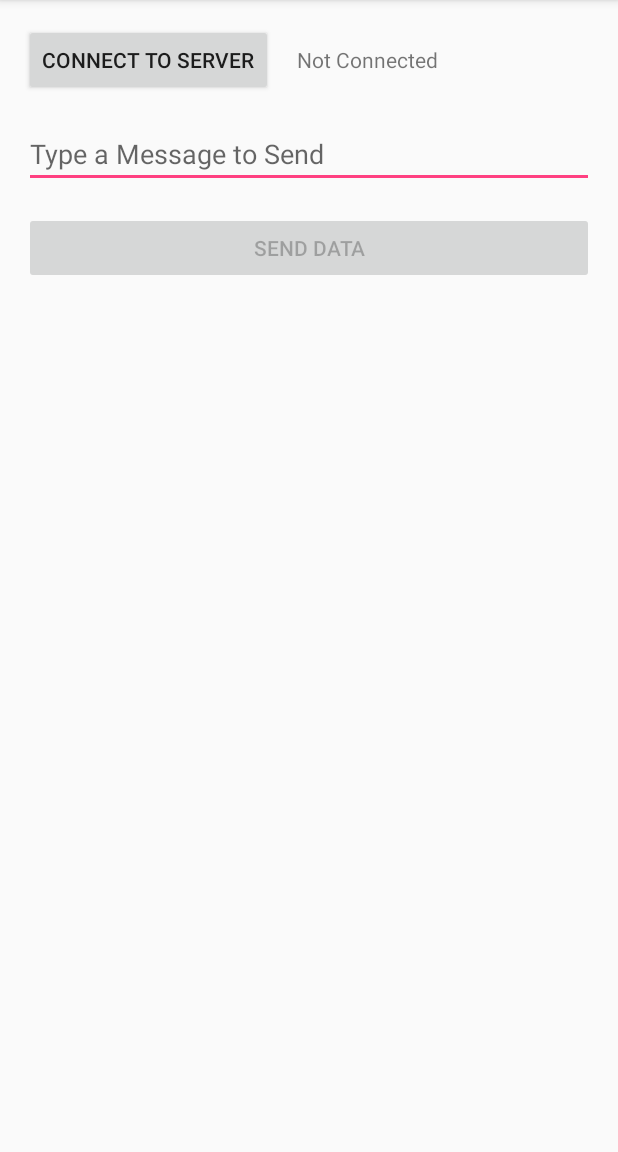
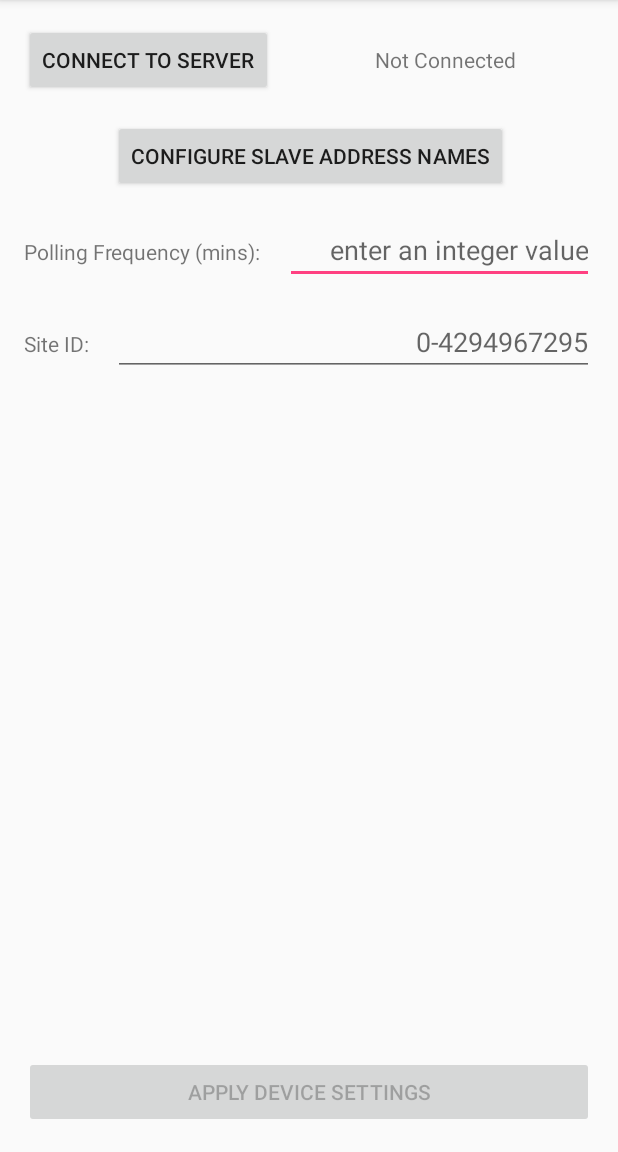
Before and after one commit to dis5y3/RemoteSensorPlatform, an Android app: the screen it shows after launch (MainActivity), on a phone screen of 412 x 824 dp, the part 84-1236 px from its top. Run offline under Robolectric (Android 15) with nearby library versions, the phone set to English and light mode, and no system bars.

Commit message:
Added UI elements

```diff
--- a/RemoteBluetoothTest/app/src/main/java/com/cpe4097/remotesensing/remotebluetoothtest/BluetoothSerialService.java
+++ b/RemoteBluetoothTest/app/src/main/java/com/cpe4097/remotesensing/remotebluetoothtest/BluetoothSerialService.java
@@ -163,7 +163,7 @@ public class BluetoothSerialService {
         // Send the name of the connected device back to the UI Activity
         Message msg = mHandler.obtainMessage(MainActivity.MESSAGE_DEVICE_NAME);
         Bundle bundle = new Bundle();
-        bundle.putString(MainActivity.DEVICE_NAME, device.getName());
+        bundle.putString(Constants.DEVICE_NAME, device.getName());
         msg.setData(bundle);
         mHandler.sendMessage(msg);
 
@@ -216,7 +216,7 @@ public class BluetoothSerialService {
         // Send a failure message back to the Activity
         Message msg = mHandler.obtainMessage(MainActivity.MESSAGE_TOAST);
         Bundle bundle = new Bundle();
-        bundle.putString(MainActivity.TOAST, mContext.getString(R.string.unable_to_connect) );
+        bundle.putString(Constants.TOAST, mContext.getString(R.string.unable_to_connect) );
         msg.setData(bundle);
         mHandler.sendMessage(msg);
     }
@@ -230,7 +230,7 @@ public class BluetoothSerialService {
         // Send a failure message back to the Activity
         Message msg = mHandler.obtainMessage(MainActivity.MESSAGE_TOAST);
         Bundle bundle = new Bundle();
-        bundle.putString(MainActivity.TOAST, mContext.getString(R.string.connection_lost) );
+        bundle.putString(Constants.TOAST, mContext.getString(R.string.connection_lost) );
         msg.setData(bundle);
         mHandler.sendMessage(msg);
     }
--- a/RemoteBluetoothTest/app/src/main/java/com/cpe4097/remotesensing/remotebluetoothtest/MainActivity.java
+++ b/RemoteBluetoothTest/app/src/main/java/com/cpe4097/remotesensing/remotebluetoothtest/MainActivity.java
@@ -19,6 +19,7 @@ package com.cpe4097.remotesensing.remotebluetoothtest;
 
 import java.util.UUID;
 
+import android.app.Activity;
 import android.bluetooth.BluetoothAdapter;
 import android.bluetooth.BluetoothDevice;
 import android.content.Intent;
@@ -40,28 +41,27 @@ public class MainActivity extends AppCompatActivity {
     private static final String TAG = "MainActivity";
 
     // Intent request codes
-    private static final int REQUEST_CONNECT_DEVICE_SECURE = 1;
+    private static final int REQUEST_CONNECT_DEVICE = 1;
     private static final int REQUEST_ENABLE_BT = 3;
     public static final int MESSAGE_STATE_CHANGE = 1;
     public static final int MESSAGE_READ = 2;
     public static final int MESSAGE_WRITE = 3;
     public static final int MESSAGE_DEVICE_NAME = 4;
     public static final int MESSAGE_TOAST = 5;
-    // Key names received from the BluetoothChatService Handler
-    public static final String DEVICE_NAME = "device_name";
-    public static final String TOAST = "toast";
 
     private String mConnectedDeviceName = null; //Name of connected device
     private StringBuffer mOutStringBuffer = null; //String buffer for outgoing messages
     private BluetoothAdapter mBTAdapter = null; //Local BT Adapter
     private BluetoothSerialService mBTService = null; //Member object for BT Services
-    private String address = "B8:27:EB:B4:9F:3D"; //TODO: this needs to not be hardcoded
+    //private String address = "B8:27:EB:B4:9F:3D"; //TODO: this needs to not be hardcoded
+    private String address = "B8:27:EB:0D:E5:7F"; //Travis' RPi
     //^ Run 'hcitool dev' on a pi to find BT MAC Address, change the above to match
     //UI elements
     private Button btConnect = null;
     private Button btSend = null;
     private TextView connectStatus = null;
-    private EditText userData = null;
+    private EditText dataPollingFrequency = null;
+    private EditText dataSiteID = null;
 
     @Override
     protected void onCreate(Bundle savedInstanceState) {
@@ -71,7 +71,8 @@ public class MainActivity extends AppCompatActivity {
         btConnect = (Button) findViewById(R.id.btConnect);
         btSend = (Button) findViewById(R.id.btSend);
         connectStatus = (TextView) findViewById(R.id.lbConnectStatus);
-        userData = (EditText) findViewById(R.id.etData);
+        dataPollingFrequency = (EditText) findViewById(R.id.etPollingFrequency);
+        dataSiteID = (EditText) findViewById(R.id.etSiteID);
         //Set initial states for things we can't handle in XML
         btSend.setEnabled(false); //don't want to send data without a connection, that kills the app
         mBTAdapter = BluetoothAdapter.getDefaultAdapter(); //Initialize Adapter
@@ -84,24 +85,32 @@ public class MainActivity extends AppCompatActivity {
         View.OnClickListener connectHandler = new View.OnClickListener() {
             @Override
             public void onClick(View v) {
+                //launch activity to select device (gets a MAC address)
+                if (mBTService.getState() == BluetoothSerialService.STATE_NONE) {
+                    // Launch the DeviceListActivity to see devices and do scan
+                    Intent serverIntent = new Intent(getApplicationContext(), DeviceListActivity.class);
+                    startActivityForResult(serverIntent, REQUEST_CONNECT_DEVICE);
+                }
+                else //already got a device? kill it all
+                if (mBTService.getState() == BluetoothSerialService.STATE_CONNECTED) {
+                    mBTService.stop();
+                    mBTService.start();
+                }
                 //do connection stuff
-//                Intent selectDevice = new Intent(getApplicationContext(), DeviceListActivity.class);
-//                startActivityForResult(selectDevice,REQUEST_CONNECT_DEVICE_SECURE);
                 BluetoothDevice mBTDevice = mBTAdapter.getRemoteDevice(address);
                 mBTService.connect(mBTDevice);
                 Log.d(TAG, "getState() = " + mBTService.getState());
                 //Wait for connection
-                //Object dontcare = null;
                 new GetConnectionStatusTask().execute();
-                //Notify user and do nothing if cannot connect
-
+                btSend.setEnabled(true); //above line not working, this is placeholder
             }
         };
         View.OnClickListener sendDataHandler = new View.OnClickListener() {
             @Override
             public void onClick(View v) {
                 Toast.makeText(getApplicationContext(),"sending",Toast.LENGTH_SHORT).show();
-                String message = userData.getText().toString();
+                //build our string
+                String message = dataPollingFrequency.getText().toString() + "," + dataSiteID.getText().toString();
                 sendMessage(message);
             }
         };
@@ -114,17 +123,19 @@ public class MainActivity extends AppCompatActivity {
         @Override
         protected Object doInBackground(Object[] objects) {
             while(mBTService.getState() == BluetoothSerialService.STATE_CONNECTING){
-                //try { wait(500); } catch (InterruptedException e) { e.printStackTrace(); }
+                //do nothing (probably a better, less intensive way to do nothing here)
             }
             return null;
         }
         protected void onPostExecute() {
+            //Check connection status, do nothing if not connected (but notify user)
             if(mBTService.getState() == BluetoothSerialService.STATE_NONE) {
                 Toast.makeText(getApplicationContext(), R.string.not_connected, Toast.LENGTH_SHORT).show();
-                return;
             }
             //Enable Send button if connection successful
-            else if (mBTService.getState() == BluetoothSerialService.STATE_CONNECTED){
+            else //if (mBTService.getState() == BluetoothSerialService.STATE_CONNECTED){
+            {
+                Toast.makeText(getApplicationContext(), "connected!", Toast.LENGTH_SHORT).show();
                 btSend.setEnabled(true);
             }
         }
@@ -134,7 +145,6 @@ public class MainActivity extends AppCompatActivity {
     public void onStart() {
         super.onStart();
         // If BT is not on, request that it be enabled.
-        // setupChat() will then be called during onActivityResult
         if(!mBTAdapter.isEnabled()) { //Request Enable if not enabled
             Intent enableBtIntent = new Intent(BluetoothAdapter.ACTION_REQUEST_ENABLE);
             startActivityForResult(enableBtIntent, REQUEST_ENABLE_BT);
@@ -144,38 +154,31 @@ public class MainActivity extends AppCompatActivity {
         }
     }
 
-//    public void onActivityResult(int resultCode, Intent data) {
-//        // When DeviceListActivity returns with a device to connect
-//        Toast.makeText(getApplicationContext(),"onActivityResult called",Toast.LENGTH_SHORT).show();
-//        if (resultCode == Activity.RESULT_OK) {
-//            connectDevice(data);
-//        }
-//    }
+    public void onActivityResult(int requestCode, int resultCode, Intent data) {
+        switch(requestCode) {
+            case REQUEST_CONNECT_DEVICE:
+            // When DeviceListActivity returns with a device to connect
+            Toast.makeText(getApplicationContext(), "onActivityResult called", Toast.LENGTH_SHORT).show();
+            if (resultCode == Activity.RESULT_OK) {
+                //pull the device's MAC address for use elsewhere
+                address = data.getExtras().getString(DeviceListActivity.EXTRA_DEVICE_ADDRESS);
+            }
+        }
+    }
 
     /**
      * Set up the UI and background operations for chat.
      */
     private void setupChat() {
         Log.d(TAG, "setupChat()");
-//
-//        // Initialize the array adapter for the conversation thread
-//        mConversationArrayAdapter = new ArrayAdapter<String>(this, R.layout.message);
-//
-//        mConversationView.setAdapter(mConversationArrayAdapter);
-//
-//
-//        // Initialize the compose field with a listener for the return key
-//        mOutEditText.setOnEditorActionListener(mWriteListener);
-//
-
         // Initialize the send button with a listener that for click events
         btSend.setOnClickListener(new View.OnClickListener() {
             public void onClick(View v) {
                 // Send a message using content of the edit text widget
                 View view = getCurrentFocus();
                 if (null != view) {
-                    String message = userData.getText().toString();
-                    sendMessage(message);
+                    //String message = userData.getText().toString();
+                    //sendMessage(message);
                 }
             }
         });
@@ -248,7 +251,9 @@ public class MainActivity extends AppCompatActivity {
 
             // Reset out string buffer to zero and clear the edit text field
             //mOutStringBuffer.setLength(0);
-            userData.setText("");
+            dataPollingFrequency.setText("");
+            dataSiteID.setText("");
+            mBTService.stop(); //disconnect? let's see if it works
         }
     }
 
--- a/RemoteBluetoothTest/app/src/main/res/layout/activity_main.xml
+++ b/RemoteBluetoothTest/app/src/main/res/layout/activity_main.xml
@@ -13,6 +13,8 @@
         android:layout_marginLeft="16dp"
         android:layout_marginRight="16dp"
         android:text="@string/not_connected"
+        android:textAlignment="gravity"
+        android:gravity="center"
         app:layout_constraintLeft_toRightOf="@+id/btConnect"
         app:layout_constraintRight_toRightOf="parent"
         app:layout_constraintHorizontal_bias="1.0"
@@ -22,14 +24,14 @@
         android:id="@+id/btSend"
         android:layout_width="0dp"
         android:layout_height="wrap_content"
-        android:layout_marginTop="16dp"
         android:text="@string/send_data"
         app:layout_constraintLeft_toLeftOf="parent"
         app:layout_constraintRight_toRightOf="parent"
-        app:layout_constraintTop_toBottomOf="@+id/etData"
         app:layout_constraintHorizontal_bias="0.0"
         android:layout_marginRight="16dp"
-        android:layout_marginLeft="16dp" />
+        android:layout_marginLeft="16dp"
+        app:layout_constraintBottom_toBottomOf="parent"
+        android:layout_marginBottom="16dp" />
 
     <Button
         android:id="@+id/btConnect"
@@ -42,19 +44,69 @@
         app:layout_constraintLeft_toLeftOf="parent"
         app:layout_constraintTop_toTopOf="parent" />
 
+    <TextView
+        android:id="@+id/textView2"
+        android:layout_width="wrap_content"
+        android:layout_height="wrap_content"
+        android:layout_marginLeft="16dp"
+        android:text="@string/label_poll_frequency"
+        app:layout_constraintBaseline_toBaselineOf="@+id/etPollingFrequency"
+        app:layout_constraintLeft_toLeftOf="parent" />
+
     <EditText
-        android:id="@+id/etData"
+        android:id="@+id/etPollingFrequency"
+        android:layout_width="0dp"
+        android:layout_height="wrap_content"
+        android:layout_marginLeft="16dp"
+        android:layout_marginRight="16dp"
+        android:ems="10"
+        android:hint="@string/hint_poll_frequency"
+        android:inputType="numberDecimal"
+        android:textAlignment="gravity"
+        android:gravity="end"
+        app:layout_constraintLeft_toRightOf="@+id/textView2"
+        app:layout_constraintRight_toRightOf="parent"
+        app:layout_constraintHorizontal_bias="0.0"
+        android:layout_marginTop="16dp"
+        app:layout_constraintTop_toBottomOf="@+id/btConfigSlaveAddressNames" />
+
+    <EditText
+        android:id="@+id/etSiteID"
         android:layout_width="0dp"
         android:layout_height="wrap_content"
         android:layout_marginLeft="16dp"
         android:layout_marginRight="16dp"
         android:layout_marginTop="16dp"
         android:ems="10"
-        android:hint="@string/type_a_message_to_send"
+        android:hint="@string/hint_site_id"
         android:inputType="textPersonName"
-        app:layout_constraintHorizontal_bias="0.502"
+        android:textAlignment="gravity"
+        android:gravity="end"
+        app:layout_constraintLeft_toRightOf="@+id/textView3"
+        app:layout_constraintRight_toRightOf="parent"
+        app:layout_constraintTop_toBottomOf="@+id/etPollingFrequency"
+        app:layout_constraintHorizontal_bias="0.0" />
+
+    <TextView
+        android:id="@+id/textView3"
+        android:layout_width="wrap_content"
+        android:layout_height="wrap_content"
+        android:layout_marginLeft="16dp"
+        android:text="@string/label_site_id"
+        app:layout_constraintBaseline_toBaselineOf="@+id/etSiteID"
+        app:layout_constraintLeft_toLeftOf="parent" />
+
+    <Button
+        android:id="@+id/btConfigSlaveAddressNames"
+        android:layout_width="wrap_content"
+        android:layout_height="wrap_content"
+        android:layout_marginLeft="16dp"
+        android:layout_marginRight="16dp"
+        android:layout_marginTop="16dp"
+        android:text="@string/label_slave_address"
         app:layout_constraintLeft_toLeftOf="parent"
         app:layout_constraintRight_toRightOf="parent"
-        app:layout_constraintTop_toBottomOf="@+id/btConnect" />
+        app:layout_constraintTop_toBottomOf="@+id/btConnect"
+        app:layout_constraintHorizontal_bias="0.511" />
 
 </android.support.constraint.ConstraintLayout>
--- a/RemoteBluetoothTest/app/src/main/res/values/strings.xml
+++ b/RemoteBluetoothTest/app/src/main/res/values/strings.xml
@@ -16,14 +16,22 @@
     <string name="app_name">Bluetooth Test</string>
 
     <!-- Main Activity UI elements -->
+    <!--Connection Status Label Values-->
     <string name="not_connected">Not Connected</string>
     <string name="connecting">Connecting…</string>
     <string name="connected_to">Connected to <xliff:g id="device_name">%1$s</xliff:g></string>
     <string name="unable_to_connect">Unable to Connect!</string>
     <string name="connection_lost">Connection Lost!</string>
+    <!--TextViews and Buttons-->
     <string name="connect_to_server">Connect to Server</string>
-    <string name="type_a_message_to_send">Type a Message to Send</string>
-    <string name="send_data">Send Data</string>
+    <string name="send_data">Apply Device Settings</string>
+    <string name="label_slave_address">Configure Slave Address Names</string>
+    <string name="label_poll_frequency">Polling Frequency (mins):</string>
+    <string name="label_site_id">Site ID:</string>
+    <string name="hint_slave_address">enter friendly name</string>
+    <string name="hint_poll_frequency">enter an integer value</string>
+    <string name="hint_site_id">0-4294967295</string>
+
 
     <!--  DeviceListActivity -->
     <string name="scanning">scanning for devices…</string>
```
Also changed, not shown: 2 other files.
